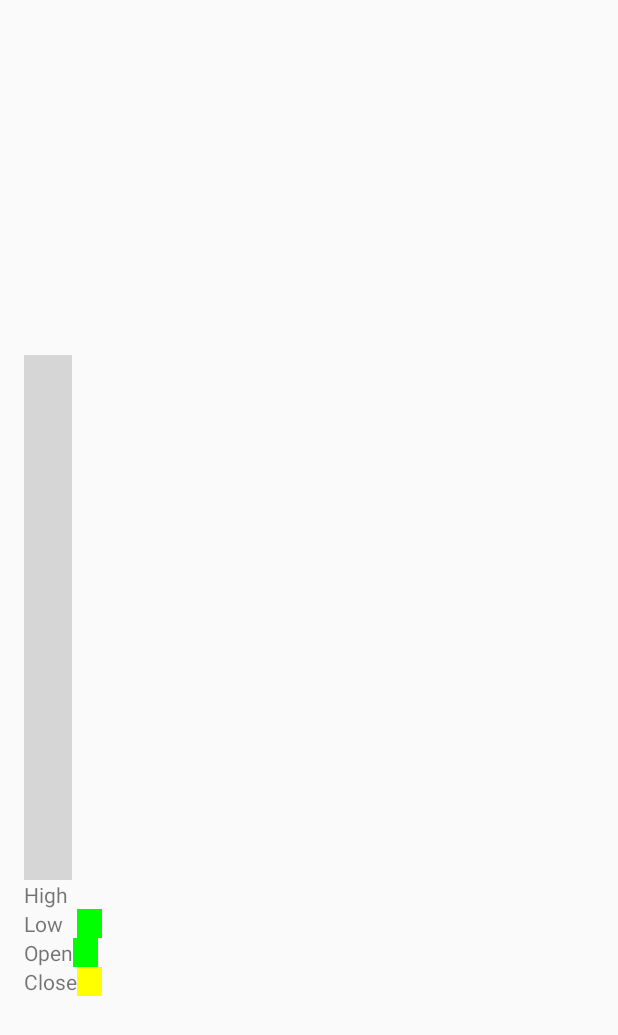
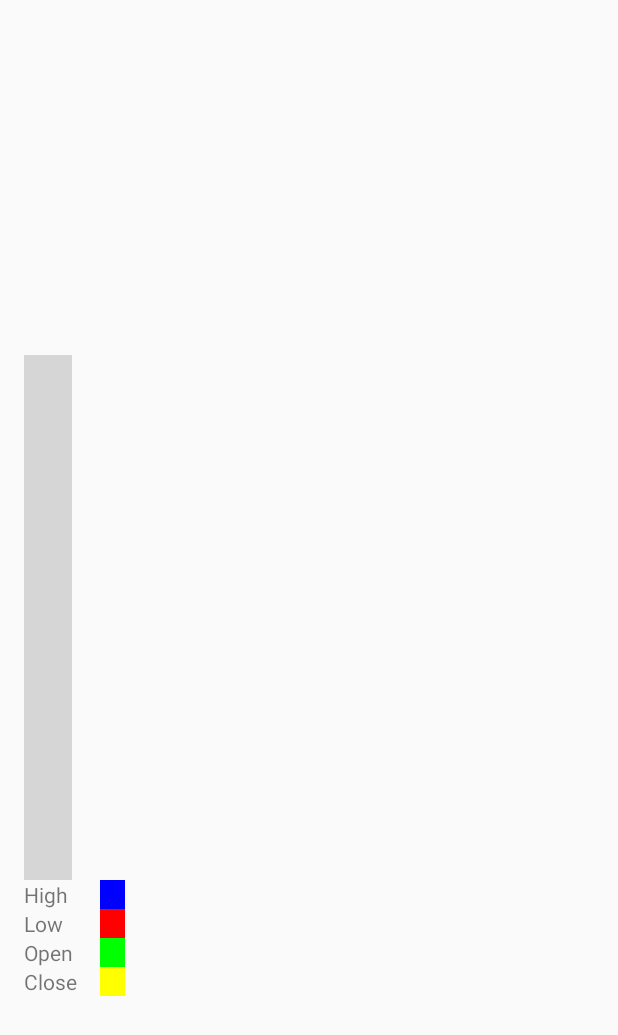
Before and after one commit to akshayanandraut/Team_82, an Android app: the layout activity_graph.xml on its own in the app's theme, with its tools: preview values and no code run, on a phone screen of 412 x 824 dp. Shown: the top 1035 px of the screen. Run offline under Robolectric (Android 15) with nearby library versions, the phone set to English and light mode, and no system bars; plain views replace GraphView; network calls fail; grey boxes are pictures that could not be loaded.

Commit message:
graph activity

```diff
--- a/app/src/main/res/layout/activity_graph.xml
+++ b/app/src/main/res/layout/activity_graph.xml
@@ -52,27 +52,10 @@
         android:text="     "
         android:layout_width="wrap_content"
         android:layout_height="wrap_content"
-        android:layout_below="@+id/graph"
-        android:layout_toEndOf="@+id/textView2"
-        android:id="@+id/textView5" />
-
-    <TextView
-        android:text="     "
-        android:layout_width="wrap_content"
-        android:layout_height="wrap_content"
-        android:layout_alignBottom="@+id/textView2"
-        android:layout_toEndOf="@+id/textView2"
-        android:id="@+id/textView6"
-        android:background="#00ff00"/>
-
-    <TextView
-        android:text="     "
-        android:layout_width="wrap_content"
-        android:layout_height="wrap_content"
-        android:layout_alignBottom="@+id/textView4"
-        android:layout_toEndOf="@+id/textView4"
         android:id="@+id/textView8"
-        android:background="#FFFF00" />
+        android:background="#FFFF00"
+        android:layout_below="@+id/textView7"
+        android:layout_alignStart="@+id/textView6" />
 
     <TextView
         android:text="     "
@@ -80,6 +63,25 @@
         android:layout_height="wrap_content"
         android:id="@+id/textView7"
         android:background="#00ff00"
-        android:layout_below="@+id/textView2"
-        android:layout_toEndOf="@+id/textView3" />
+        android:layout_below="@+id/textView6"
+        android:layout_alignStart="@+id/textView6" />
+
+    <TextView
+        android:text="     "
+        android:layout_width="wrap_content"
+        android:layout_height="wrap_content"
+        android:id="@+id/textView5"
+        android:background="#0000ff"
+        android:layout_below="@+id/graph"
+        android:layout_toEndOf="@+id/textView2"
+        android:layout_marginStart="15dp" />
+
+    <TextView
+        android:text="     "
+        android:layout_width="wrap_content"
+        android:layout_height="wrap_content"
+        android:id="@+id/textView6"
+        android:background="#ff0000"
+        android:layout_below="@+id/textView5"
+        android:layout_alignStart="@+id/textView5" />
 </RelativeLayout>
```
Also changed, not shown: app/src/main/java/io/github/sidrai97/team_82/GraphActivity.java (+13 -6 lines).
